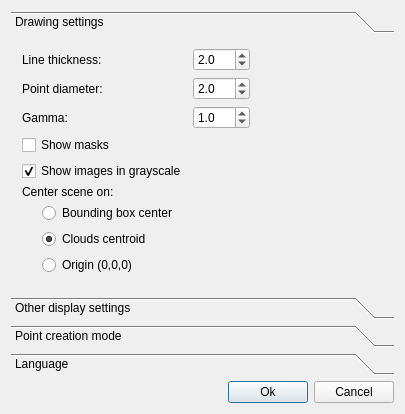
Qt form src/saisieQT/ui/Settings.ui (micmacIGN/micmac) before a commit.
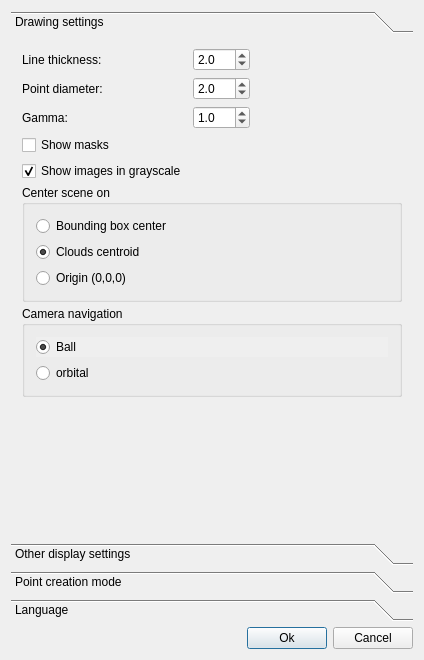
The same form after that commit. The open tabs and pages were chosen to show the change. Icons and pictures are not drawn.

Commit message: SaisieQT : New navigation 3D ball and orbital

What changed in the file:
```diff
--- a/src/saisieQT/ui/Settings.ui
+++ b/src/saisieQT/ui/Settings.ui
@@ -9,8 +9,8 @@
    <rect>
     <x>0</x>
     <y>0</y>
-    <width>405</width>
-    <height>414</height>
+    <width>424</width>
+    <height>660</height>
    </rect>
   </property>
   <property name="sizePolicy">
@@ -49,8 +49,8 @@
        <rect>
         <x>0</x>
         <y>0</y>
-        <width>373</width>
-        <height>262</height>
+        <width>406</width>
+        <height>485</height>
        </rect>
       </property>
       <attribute name="label">
@@ -176,20 +176,11 @@
         </layout>
        </item>
        <item>
-        <widget class="QLabel" name="label_center">
-         <property name="text">
-          <string>Center scene on:</string>
+        <widget class="QGroupBox" name="label_center">
+         <property name="title">
+          <string>Center scene on</string>
          </property>
-        </widget>
-       </item>
-       <item>
-        <layout class="QVBoxLayout" name="verticalLayout_2">
-         <property name="leftMargin">
-          <number>20</number>
-         </property>
-         <property name="rightMargin">
-          <number>0</number>
-         </property>
+         <layout class="QVBoxLayout" name="verticalLayout_8">
          <item>
           <widget class="QRadioButton" name="radioButton_bbox_center">
            <property name="text">
@@ -215,6 +206,36 @@
           </widget>
          </item>
         </layout>
+        </widget>
+       </item>
+       <item>
+        <widget class="QGroupBox" name="groupBox_nav">
+         <property name="title">
+          <string>Camera navigation</string>
+         </property>
+         <layout class="QVBoxLayout" name="verticalLayout_2">
+          <item>
+           <widget class="QRadioButton" name="radioButtonBall">
+            <property name="autoFillBackground">
+             <bool>true</bool>
+            </property>
+            <property name="text">
+             <string>Ball</string>
+            </property>
+            <property name="checked">
+             <bool>true</bool>
+            </property>
+           </widget>
+          </item>
+          <item>
+           <widget class="QRadioButton" name="radionButtonOrbital">
+            <property name="text">
+             <string>orbital</string>
+            </property>
+           </widget>
+          </item>
+         </layout>
+        </widget>
        </item>
        <item>
         <spacer name="verticalSpacer_3">
```
Left out of the diff: 14 changed lines with no effect on the pictures. Lines whose indentation alone changed are shown as unchanged. The commit also changes 10 other files.
